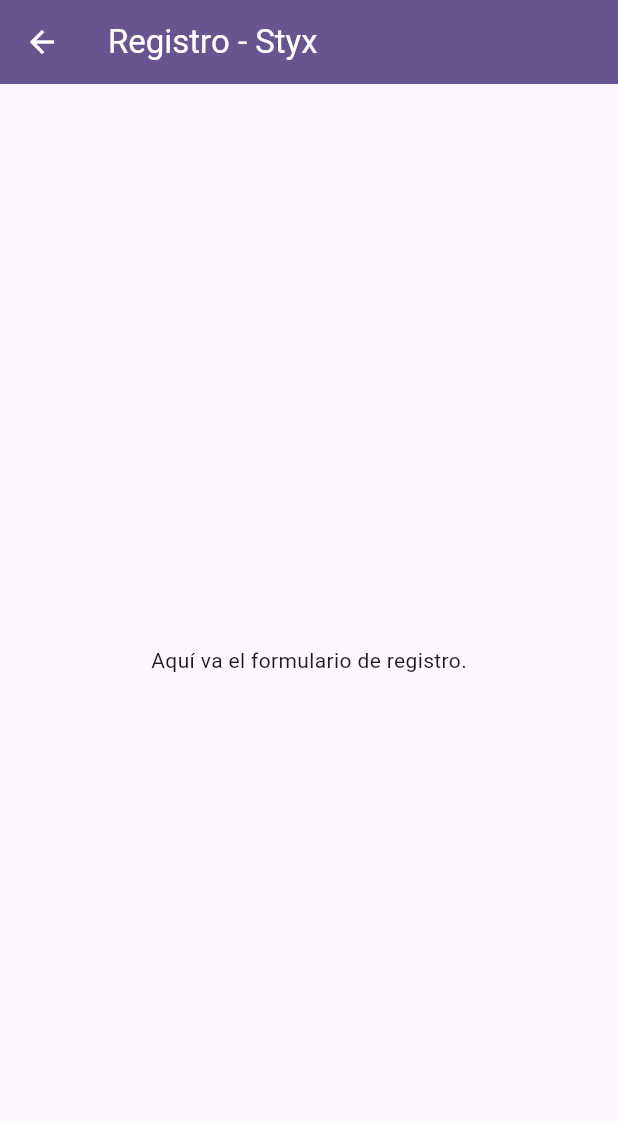
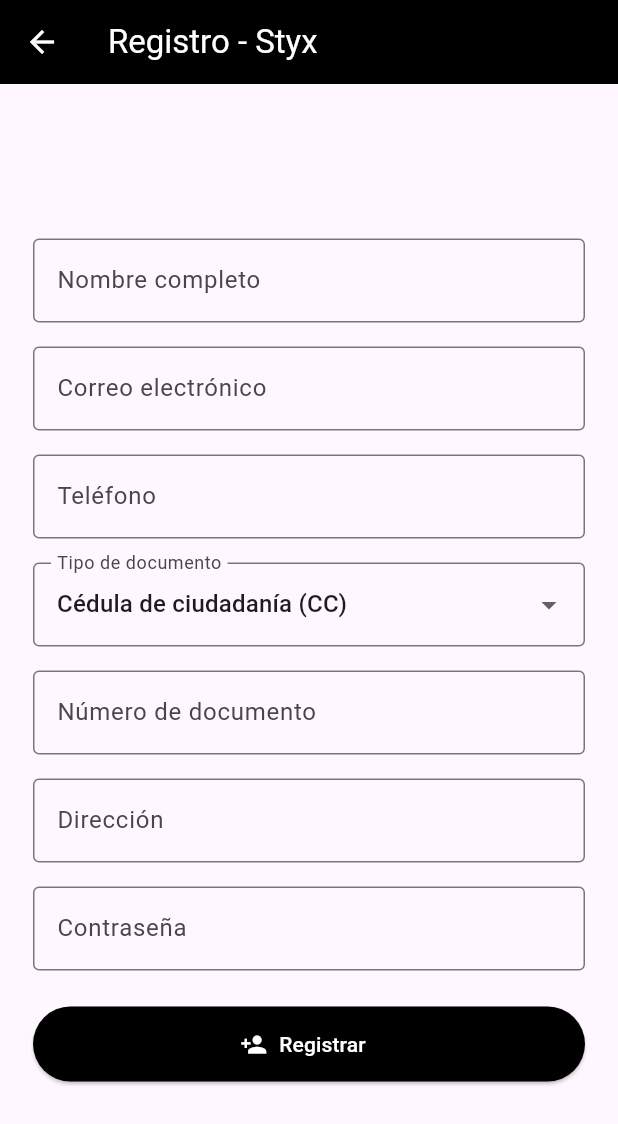
Before and after one commit to jacostam4/StyxApp, a Flutter app: the screen it shows after launch, after a tap on "Iniciar Sesión", after a tap on "¿No tienes cuenta? Regístrate aquí", on a phone screen of 412 x 824 dp. Shown: the top 1124 px of the screen. Run offline on Flutter 3.47's test engine with Material 3 defaults, Android fonts, the phone set to English and light mode, and no system bars; our stand-ins replace flutter_secure_storage; missing offline and left inert: dart:html.

Commit message:
Loguin y register mas token

```diff
--- /dev/null
+++ b/lib/Pages/login_page.dart
@@ -0,0 +1,133 @@
+// lib/login_page.dart
+
+import 'package:flutter/material.dart';
+import 'register_page.dart';
+import 'package:http/http.dart' as http;
+import 'dart:convert';
+import '../Utils/token_storage.dart';
+
+class LoginPage extends StatefulWidget {
+  const LoginPage({super.key});
+
+  @override
+  State<LoginPage> createState() => _LoginPageState();
+}
+
+class _LoginPageState extends State<LoginPage> {
+  final _formKey = GlobalKey<FormState>();
+  final _emailController = TextEditingController();
+  final _passwordController = TextEditingController();
+
+  Future<void> _login() async {
+    if (_formKey.currentState!.validate()) {
+      final url = Uri.parse('http://localhost:8074/api/usuario/auth');
+      final headers = {"Content-Type": "application/json"};
+      final body = jsonEncode({
+        "email": _emailController.text,
+        "password": _passwordController.text,
+      });
+
+      try {
+        final response = await http.post(url, headers: headers, body: body);
+
+        if (response.statusCode == 200) {
+          final token = response.body;
+          await TokenStorage.saveToken(token);
+          ScaffoldMessenger.of(context).showSnackBar(
+            const SnackBar(content: Text('Inicio de sesión exitoso')),
+          );
+          // Aquí puedes redirigir al Home o guardar el token
+        } else {
+          ScaffoldMessenger.of(context).showSnackBar(
+            const SnackBar(content: Text('Credenciales incorrectas')),
+          );
+        }
+      } catch (e) {
+        ScaffoldMessenger.of(
+          context,
+        ).showSnackBar(SnackBar(content: Text('Error: $e')));
+      }
+    }
+  }
+
+  @override
+  Widget build(BuildContext context) {
+    return Scaffold(
+      appBar: AppBar(
+        title: const Text('Styx'),
+        backgroundColor: Colors.black,
+        foregroundColor: Colors.white,
+      ),
+      body: Center(
+        child: SingleChildScrollView(
+          child: ConstrainedBox(
+            constraints: const BoxConstraints(
+              maxWidth: 400, // 👈 Máximo 400px en pantallas grandes
+            ),
+            child: Padding(
+              padding: const EdgeInsets.all(16.0),
+              child: Form(
+                key: _formKey,
+                child: Column(
+                  mainAxisAlignment: MainAxisAlignment.center,
+                  children: [
+                    TextFormField(
+                      controller: _emailController,
+                      decoration: const InputDecoration(
+                        labelText: 'Correo electrónico',
+                        border: OutlineInputBorder(),
+                      ),
+                      keyboardType: TextInputType.emailAddress,
+                      validator:
+                          (value) =>
+                              value == null || value.isEmpty
+                                  ? 'Ingrese su correo'
+                                  : null,
+                    ),
+                    const SizedBox(height: 16),
+                    TextFormField(
+                      controller: _passwordController,
+                      decoration: const InputDecoration(
+                        labelText: 'Contraseña',
+                        border: OutlineInputBorder(),
+                      ),
+                      obscureText: true,
+                      validator:
+                          (value) =>
+                              value == null || value.isEmpty
+                                  ? 'Ingrese su contraseña'
+                                  : null,
+                    ),
+                    const SizedBox(height: 24),
+                    ElevatedButton.icon(
+                      onPressed: _login,
+                      icon: const Icon(Icons.login),
+                      label: const Text('Iniciar Sesión'),
+                      style: ElevatedButton.styleFrom(
+                        backgroundColor: Colors.black,
+                        foregroundColor: Colors.white,
+                        minimumSize: const Size(double.infinity, 50),
+                      ),
+                    ),
+                    const SizedBox(height: 16),
+                    TextButton(
+                      onPressed: () {
+                        Navigator.push(
+                          context,
+                          MaterialPageRoute(
+                            builder: (context) => const RegisterPage(),
+                          ),
+                        );
+                      },
+                      child: const Text('¿No tienes cuenta? Regístrate aquí'),
+                    ),
+                  ],
+                ),
+              ),
+            ),
+          ),
+        ),
+      ),
+    );
+  }
+}
--- /dev/null
+++ b/lib/Pages/register_page.dart
@@ -0,0 +1,245 @@
+import 'package:flutter/material.dart';
+
+import 'package:http/http.dart' as http;
+import 'dart:convert';
+
+import 'package:styx_app/Pages/login_page.dart';
+
+class RegisterPage extends StatefulWidget {
+  const RegisterPage({super.key});
+
+  @override
+  State<RegisterPage> createState() => _RegisterPageState();
+}
+
+class _RegisterPageState extends State<RegisterPage> {
+  final _formKey = GlobalKey<FormState>();
+  final TextEditingController _nombreController = TextEditingController();
+  final TextEditingController _correoController = TextEditingController();
+  final TextEditingController _telefonoController = TextEditingController();
+  final TextEditingController _numeroDocController = TextEditingController();
+  final TextEditingController _direccionController = TextEditingController();
+  final TextEditingController _contrasenaController = TextEditingController();
+  String _tipoDoc = 'CC';
+
+  Future<void> _registerUser() async {
+    final url = Uri.parse('http://localhost:8074/api/usuario/register');
+    final data = {
+      "nombre": _nombreController.text,
+      "correo": _correoController.text,
+      "telefono": _telefonoController.text,
+      "idRol": 2, // Siempre cliente
+      "tipoDoc": _tipoDoc,
+      "numeroDoc": _numeroDocController.text,
+      "direccion": _direccionController.text,
+      "contrasena": _contrasenaController.text,
+    };
+
+    try {
+      final response = await http.post(
+        url,
+        headers: {'Content-Type': 'application/json'},
+        body: jsonEncode(data),
+      );
+
+      if (response.statusCode == 200 || response.statusCode == 201) {
+        ScaffoldMessenger.of(
+          context,
+        ).showSnackBar(const SnackBar(content: Text('Registro exitoso')));
+
+        // Redirigir al login
+        Navigator.pushReplacement(
+          context,
+          MaterialPageRoute(builder: (context) => const LoginPage()),
+        );
+      } else {
+        ScaffoldMessenger.of(
+          context,
+        ).showSnackBar(SnackBar(content: Text('Error: ${response.body}')));
+      }
+    } catch (e) {
+      ScaffoldMessenger.of(context).showSnackBar(
+        const SnackBar(content: Text('Error al conectar con el servidor')),
+      );
+    }
+  }
+
+  @override
+  Widget build(BuildContext context) {
+    return Scaffold(
+      appBar: AppBar(
+        title: const Text('Registro - Styx'),
+        backgroundColor: Colors.black,
+        foregroundColor: Colors.white,
+      ),
+      body: Center(
+        child: SingleChildScrollView(
+          child: ConstrainedBox(
+            constraints: const BoxConstraints(
+              maxWidth: 400, // Máximo 400px en pantallas grandes
+            ),
+            child: Padding(
+              padding: const EdgeInsets.all(16.0),
+              child: Form(
+                key: _formKey,
+                child: Column(
+                  mainAxisAlignment: MainAxisAlignment.center,
+                  children: [
+                    TextFormField(
+                      controller: _nombreController,
+                      decoration: const InputDecoration(
+                        labelText: 'Nombre completo',
+                        border: OutlineInputBorder(),
+                      ),
+                      validator: (value) {
+                        if (value == null || value.isEmpty) {
+                          return 'Por favor ingrese su nombre';
+                        }
+                        return null;
+                      },
+                    ),
+                    const SizedBox(height: 16),
+                    TextFormField(
+                      controller: _correoController,
+                      decoration: const InputDecoration(
+                        labelText: 'Correo electrónico',
+                        border: OutlineInputBorder(),
+                      ),
+                      keyboardType: TextInputType.emailAddress,
+                      validator: (value) {
+                        if (value == null || value.isEmpty) {
+                          return 'Por favor ingrese su correo';
+                        }
+                        if (!RegExp(r'^[^@]+@[^@]+\.[^@]+').hasMatch(value)) {
+                          return 'Ingrese un correo válido';
+                        }
+                        return null;
+                      },
+                    ),
+                    const SizedBox(height: 16),
+                    TextFormField(
+                      controller: _telefonoController,
+                      decoration: const InputDecoration(
+                        labelText: 'Teléfono',
+                        border: OutlineInputBorder(),
+                      ),
+                      keyboardType: TextInputType.phone,
+                      validator: (value) {
+                        if (value == null || value.isEmpty) {
+                          return 'Por favor ingrese su teléfono';
+                        }
+                        return null;
+                      },
+                    ),
+                    const SizedBox(height: 16),
+                    DropdownButtonFormField<String>(
+                      value: _tipoDoc.isNotEmpty ? _tipoDoc : null,
+                      decoration: const InputDecoration(
+                        labelText: 'Tipo de documento',
+                        border: OutlineInputBorder(),
+                      ),
+                      items: const [
+                        DropdownMenuItem(
+                          value: 'CC',
+                          child: Text('Cédula de ciudadanía (CC)'),
+                        ),
+                        DropdownMenuItem(
+                          value: 'CE',
+                          child: Text('Cédula de extranjería (CE)'),
+                        ),
+                        DropdownMenuItem(
+                          value: 'Pasaporte',
+                          child: Text('Pasaporte'),
+                        ),
+                        DropdownMenuItem(
+                          value: 'PxP',
+                          child: Text('Permiso por Protección (PxP)'),
+                        ),
+                      ],
+                      hint: const Text('Seleccione tipo de documento'),
+                      isExpanded:
+                          true, // Asegura que el ancho sea igual al campo
+                      onChanged: (value) {
+                        setState(() {
+                          _tipoDoc = value!;
+                        });
+                      },
+                      validator: (value) {
+                        if (value == null || value.isEmpty) {
+                          return 'Por favor seleccione un tipo de documento';
+                        }
+                        return null;
+                      },
+                    ),
+                    const SizedBox(height: 16),
+                    TextFormField(
+                      controller: _numeroDocController,
+                      decoration: const InputDecoration(
+                        labelText: 'Número de documento',
+                        border: OutlineInputBorder(),
+                      ),
+                      keyboardType: TextInputType.number,
+                      validator: (value) {
+                        if (value == null || value.isEmpty) {
+                          return 'Por favor ingrese su número de documento';
+                        }
+                        return null;
+                      },
+                    ),
+                    const SizedBox(height: 16),
+                    TextFormField(
+                      controller: _direccionController,
+                      decoration: const InputDecoration(
+                        labelText: 'Dirección',
+                        border: OutlineInputBorder(),
+                      ),
+                      validator: (value) {
+                        if (value == null || value.isEmpty) {
+                          return 'Por favor ingrese su dirección';
+                        }
+                        return null;
+                      },
+                    ),
+                    const SizedBox(height: 16),
+                    TextFormField(
+                      controller: _contrasenaController,
+                      decoration: const InputDecoration(
+                        labelText: 'Contraseña',
+                        border: OutlineInputBorder(),
+                      ),
+                      obscureText: true,
+                      validator: (value) {
+                        if (value == null || value.isEmpty) {
+                          return 'Por favor ingrese su contraseña';
+                        }
+                        if (value.length < 6) {
+                          return 'La contraseña debe tener al menos 6 caracteres';
+                        }
+                        return null;
+                      },
+                    ),
+                    const SizedBox(height: 24),
+                    ElevatedButton.icon(
+                      onPressed: () {
+                        if (_formKey.currentState!.validate()) {
+                          _registerUser();
+                        }
+                      },
+                      icon: const Icon(Icons.person_add),
+                      label: const Text('Registrar'),
+                      style: ElevatedButton.styleFrom(
+                        backgroundColor: Colors.black,
+                        foregroundColor: Colors.white,
+                        minimumSize: const Size(double.infinity, 50),
+                      ),
+                    ),
+                  ],
+                ),
+              ),
+            ),
+          ),
+        ),
+      ),
+    );
+  }
+}
--- a/lib/main.dart
+++ b/lib/main.dart
@@ -1,6 +1,5 @@
 import 'package:flutter/material.dart';
-import 'package:http/http.dart' as http;
-import 'dart:convert';
+import 'Pages/login_page.dart';
 
 void main() {
   runApp(const MyApp());
@@ -12,146 +11,13 @@
   @override
   Widget build(BuildContext context) {
     return MaterialApp(
-      title: 'Styx - Login',
+      title: 'Styx',
       theme: ThemeData(
         colorScheme: ColorScheme.fromSeed(seedColor: Colors.deepPurple),
         useMaterial3: true,
       ),
+      debugShowCheckedModeBanner: false,
       home: const LoginPage(),
     );
   }
 }
-
-class LoginPage extends StatefulWidget {
-  const LoginPage({super.key});
-
-  @override
-  State<LoginPage> createState() => _LoginPageState();
-}
-
-class RegisterPage extends StatelessWidget {
-  const RegisterPage({super.key});
-
-  @override
-  Widget build(BuildContext context) {
-    return Scaffold(
-      appBar: AppBar(
-        title: const Text('Registro - Styx'),
-        backgroundColor: Theme.of(context).colorScheme.primary,
-        foregroundColor: Colors.white,
-      ),
-      body: const Center(child: Text('Aquí va el formulario de registro.')),
-    );
-  }
-}
-
-class _LoginPageState extends State<LoginPage> {
-  final _formKey = GlobalKey<FormState>();
-  final _emailController = TextEditingController();
-  final _passwordController = TextEditingController();
-
-  Future<void> _login() async {
-    if (_formKey.currentState!.validate()) {
-      final url = Uri.parse('http://localhost:8074/api/usuario/auth');
-      final headers = {"Content-Type": "application/json"};
-      final body = jsonEncode({
-        "email": _emailController.text,
-        "password": _passwordController.text,
-      });
-
-      try {
-        final response = await http.post(url, headers: headers, body: body);
-
-        if (response.statusCode == 200) {
-          // ignore: unused_local_variable
-          final token =
-              response.body; // Aquí puedes guardar el token si lo retorna
-          ScaffoldMessenger.of(context).showSnackBar(
-            const SnackBar(content: Text('Inicio de sesión exitoso')),
-          );
-          // Aquí puedes navegar a otra pantalla o guardar el token con shared_preferences
-        } else {
-          ScaffoldMessenger.of(context).showSnackBar(
-            const SnackBar(content: Text('Credenciales incorrectas')),
-          );
-        }
-      } catch (e) {
-        ScaffoldMessenger.of(
-          context,
-        ).showSnackBar(SnackBar(content: Text('Error: $e')));
-      }
-    }
-  }
-
-  @override
-  Widget build(BuildContext context) {
-    return Scaffold(
-      appBar: AppBar(
-        title: const Text('Iniciar Sesión - Styx'),
-        backgroundColor: Theme.of(context).colorScheme.primary,
-        foregroundColor: Colors.white,
-      ),
-      body: Padding(
-        padding: const EdgeInsets.all(16.0),
-        child: Form(
-          key: _formKey,
-          child: Column(
-            mainAxisAlignment: MainAxisAlignment.center,
-            children: [
-              TextFormField(
-                controller: _emailController,
-                decoration: const InputDecoration(
-                  labelText: 'Correo electrónico',
-                  border: OutlineInputBorder(),
-                ),
-                keyboardType: TextInputType.emailAddress,
-                validator:
-                    (value) =>
-                        value == null || value.isEmpty
-                            ? 'Ingrese su correo'
-                            : null,
-              ),
-              const SizedBox(height: 16),
-              TextFormField(
-                controller: _passwordController,
-                decoration: const InputDecoration(
-                  labelText: 'Contraseña',
-                  border: OutlineInputBorder(),
-                ),
-                obscureText: true,
-                validator:
-                    (value) =>
-                        value == null || value.isEmpty
-                            ? 'Ingrese su contraseña'
-                            : null,
-              ),
-              const SizedBox(height: 24),
-              ElevatedButton.icon(
-                onPressed: _login,
-                icon: const Icon(Icons.login),
-                label: const Text('Iniciar Sesión'),
-                style: ElevatedButton.styleFrom(
-                  backgroundColor: Colors.deepPurple,
-                  foregroundColor: Colors.white,
-                  minimumSize: const Size(double.infinity, 50),
-                ),
-              ),
-              const SizedBox(height: 16),
-              TextButton(
-                onPressed: () {
-                  Navigator.push(
-                    context,
-                    MaterialPageRoute(
-                      builder: (context) => const RegisterPage(),
-                    ),
-                  );
-                },
-                child: const Text('¿No tienes cuenta? Regístrate aquí'),
-              ),
-            ],
-          ),
-        ),
-      ),
-    );
-  }
-}
--- a/pubspec.yaml
+++ b/pubspec.yaml
@@ -12,6 +12,9 @@
 
   http: ^0.13.6
   cupertino_icons: ^1.0.8
+  flutter_secure_storage: ^8.0.0
+  shared_preferences: ^2.0.0
+
 
 dev_dependencies:
   flutter_test:
```
Also changed, not shown: lib/Utils/token_storage.dart (added, +38 -0 lines), lib/Pages/Register.dart (deleted), pubspec.lock, 5 other files.
